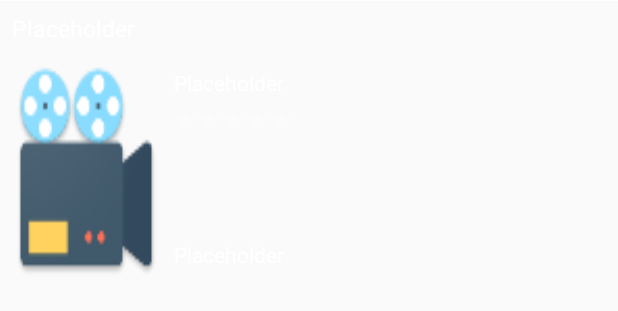
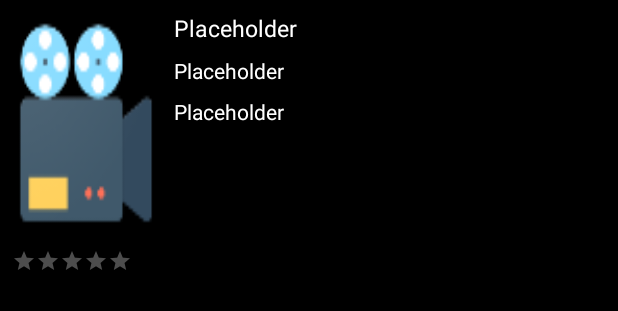
Before and after one commit to M7edshin/udacity-android-popular-movies-app, an Android app: the layout activity_fav_movie_details.xml on its own in the app's theme, with its tools: preview values and no code run, on a phone screen of 412 x 824 dp. Shown: the top 311 px of the screen. Run offline under Robolectric (Android 15) with nearby library versions, the phone set to English and light mode, and no system bars; plain views replace ReadMoreTextView.

Commit message:
Change in UI

```diff
--- a/app/src/main/java/m7edshin/popularmovieapp/MovieDetailsActivity.java
+++ b/app/src/main/java/m7edshin/popularmovieapp/MovieDetailsActivity.java
@@ -209,7 +209,7 @@ public class MovieDetailsActivity extends AppCompatActivity implements LoaderMan
 
         if(cursor.getCount() > 0){
             cursor.close();
-            Toast.makeText(getApplicationContext(), "Movie is already in your Fav", Toast.LENGTH_SHORT).show();
+            Toast.makeText(getApplicationContext(), R.string.message_saved_movie, Toast.LENGTH_SHORT).show();
             database.close();
         }else {
             ContentValues values = new ContentValues();
@@ -222,9 +222,9 @@ public class MovieDetailsActivity extends AppCompatActivity implements LoaderMan
             Uri newUri = getContentResolver().insert(CONTENT_URI, values);
 
             if(newUri == null){
-                Toast.makeText(this, "Error occurred to save this Movie", Toast.LENGTH_SHORT).show();
+                Toast.makeText(this, R.string.message_error_in_save_movie, Toast.LENGTH_SHORT).show();
             }else{
-                Toast.makeText(this, "Movie has been saved", Toast.LENGTH_SHORT).show();
+                Toast.makeText(this, R.string.message_saved, Toast.LENGTH_SHORT).show();
             }
 
             cursor.close();
--- a/app/src/main/res/layout/fav_movie_recycler_item.xml
+++ b/app/src/main/res/layout/activity_fav_movie_details.xml
@@ -2,8 +2,10 @@
 <android.support.constraint.ConstraintLayout
     xmlns:android="http://schemas.android.com/apk/res/android"
     xmlns:app="http://schemas.android.com/apk/res-auto"
+    xmlns:tools="http://schemas.android.com/tools"
     android:layout_width="match_parent"
-    android:layout_height="wrap_content">
+    android:layout_height="match_parent"
+    android:background="@color/colorPrimaryDark">
 
     <ImageView
         android:id="@+id/iv_fav_poster"
@@ -11,11 +13,11 @@
         android:layout_height="150dp"
         android:layout_marginStart="8dp"
         android:layout_marginTop="8dp"
+        android:contentDescription="@string/movie_poster"
         android:scaleType="fitXY"
         app:layout_constraintStart_toStartOf="parent"
-        app:layout_constraintTop_toBottomOf="@+id/tv_synopsis"
-        app:srcCompat="@mipmap/ic_launcher"
-        android:contentDescription="@string/movie_poster" />
+        app:layout_constraintTop_toTopOf="parent"
+        app:srcCompat="@mipmap/ic_launcher" />
 
     <TextView
         android:id="@+id/tv_fav_title"
@@ -26,7 +28,7 @@
         android:text="@string/placeholder"
         android:textColor="@color/colorWhite"
         app:layout_constraintStart_toEndOf="@+id/iv_fav_poster"
-        app:layout_constraintTop_toTopOf="@+id/iv_fav_poster" />
+        app:layout_constraintTop_toBottomOf="@+id/tv_synopsis" />
 
     <RatingBar
         android:id="@+id/rating_bar"
@@ -42,23 +44,23 @@
         android:numStars="5"
         android:stepSize="0.1"
         android:theme="@style/RatingBar"
-        app:layout_constraintStart_toEndOf="@+id/iv_fav_poster"
-        app:layout_constraintTop_toBottomOf="@+id/tv_fav_title" />
+        app:layout_constraintStart_toStartOf="parent"
+        app:layout_constraintTop_toBottomOf="@+id/iv_fav_poster" />
 
     <TextView
         android:id="@+id/tv_fav_release_date"
         android:layout_width="wrap_content"
         android:layout_height="wrap_content"
-        android:layout_marginBottom="8dp"
         android:layout_marginStart="8dp"
+        android:layout_marginTop="8dp"
         android:text="@string/placeholder"
         android:textColor="@color/colorWhite"
-        app:layout_constraintBottom_toBottomOf="parent"
-        app:layout_constraintStart_toEndOf="@+id/iv_fav_poster" />
+        app:layout_constraintStart_toEndOf="@+id/iv_fav_poster"
+        app:layout_constraintTop_toBottomOf="@+id/tv_fav_title" />
 
     <com.borjabravo.readmoretextview.ReadMoreTextView
         android:id="@+id/tv_synopsis"
-        android:layout_width="match_parent"
+        android:layout_width="wrap_content"
         android:layout_height="wrap_content"
         android:layout_marginStart="8dp"
         android:layout_marginTop="8dp"
@@ -66,12 +68,8 @@
         android:textColor="@color/colorWhite"
         android:textSize="15sp"
         app:colorClickableText="@color/colorAccent"
-        app:layout_constraintStart_toStartOf="@+id/iv_fav_poster"
+        app:layout_constraintStart_toEndOf="@+id/iv_fav_poster"
         app:layout_constraintTop_toTopOf="parent" />
 
-    <View
-        android:layout_width="match_parent"
-        android:layout_height="1px"
-        android:background="#FFFFFF"/>
 
 </android.support.constraint.ConstraintLayout>
--- a/app/src/main/res/layout/fragment_movies.xml
+++ b/app/src/main/res/layout/fragment_movies.xml
@@ -13,8 +13,7 @@
         android:id="@+id/recycle_view_movies"
         android:layout_width="match_parent"
         android:layout_height="wrap_content"
-        android:background="@color/colorPrimary"
-        android:layout_centerInParent="true"/>
+        android:background="@color/colorPrimary"/>
 
     <TextView
         android:id="@+id/tv_no_connection"
--- a/app/src/main/res/values/strings.xml
+++ b/app/src/main/res/values/strings.xml
@@ -7,4 +7,8 @@
     <string name="favorite">Favorite</string>
     <string name="trailer">Trailer</string>
     <string name="no_connection">No connection</string>
+    <string name="removed">Removed</string>
+    <string name="message_saved_movie">The Movie is already saved in your favorite list</string>
+    <string name="message_error_in_save_movie">Error occurred to save this Movie</string>
+    <string name="message_saved">Movie has been saved</string>
 </resources>
```
Also changed, not shown: app/src/main/AndroidManifest.xml (+7 -2 lines), app/src/main/java/m7edshin/popularmovieapp/CustomAdapters/MoviesCursorAdapter.java (+6 -29 lines), app/src/main/java/m7edshin/popularmovieapp/FavMovieDetailsActivity.java (added, +78 -0 lines), app/src/main/java/m7edshin/popularmovieapp/Fragments/FavoriteMoviesFragment.java (+35 -2 lines).
